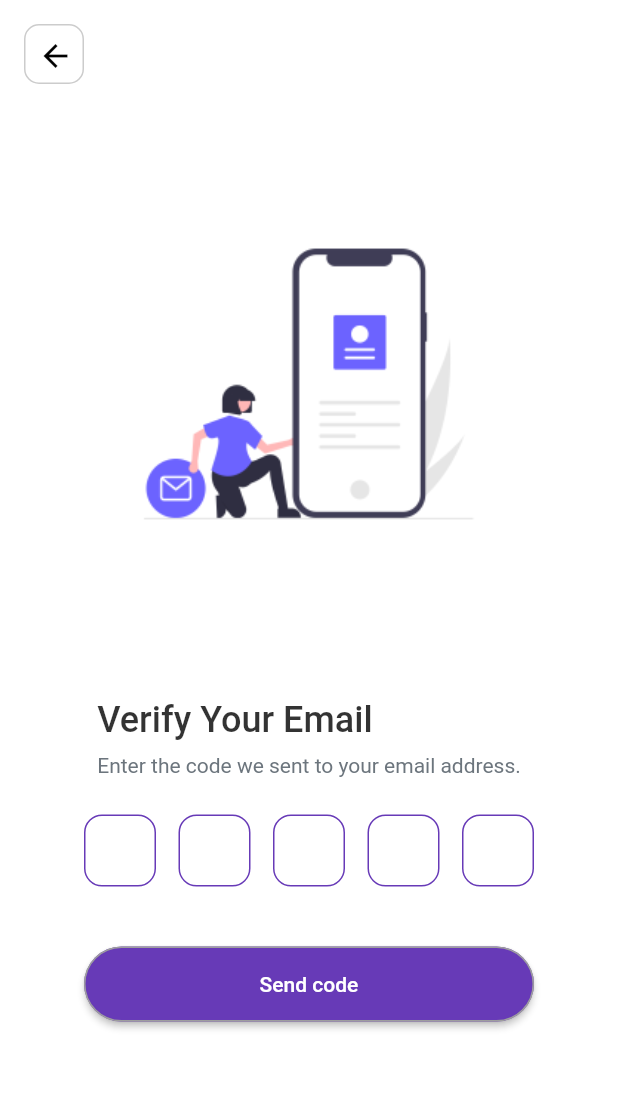
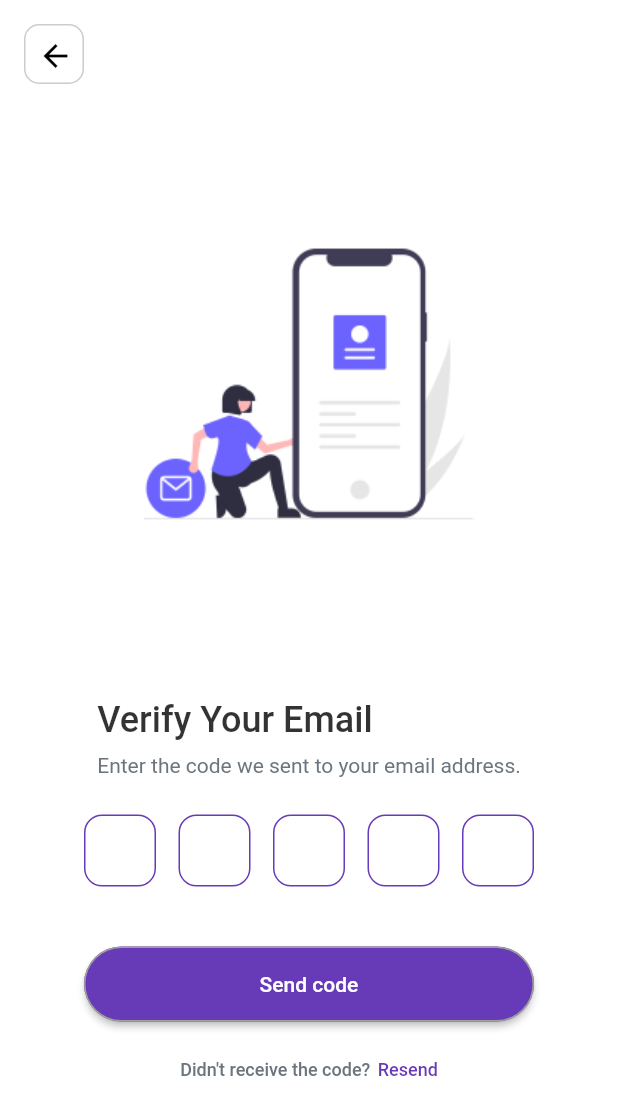
Before and after one commit to ellipseuk/budgetbuddy-frontend, a Flutter app: the SendCodeScreen screen opened by its route, on a phone screen of 412 x 824 dp. Shown: the top 1115 px of the screen. Run offline on Flutter 3.47's test engine with Material 3 defaults, Android fonts, the phone set to English and light mode, and no system bars; our stand-ins replace flutter_svg.

Commit message:
Send code basic structure done

```diff
--- /dev/null
+++ b/lib/screens/send_code_screen/widgets/resend.dart
@@ -0,0 +1,36 @@
+import 'package:flutter/material.dart';
+
+class ResendCode extends StatelessWidget {
+  const ResendCode({super.key});
+
+  @override
+  Widget build(BuildContext context) {
+    return Row(
+      mainAxisAlignment: MainAxisAlignment.center,
+      children: [
+        Text(
+          "Didn't receive the code?",
+          style: Theme.of(context).textTheme.bodySmall?.copyWith(
+            fontSize:12,
+            fontWeight: FontWeight.w500,
+          ),
+        ),
+        const SizedBox(width: 5),
+        GestureDetector(
+          onTap: () {
+            // resend logic
+          },
+          child:
+            Text(
+              "Resend",
+              style: Theme.of(context).textTheme.bodySmall?.copyWith(
+                color:Colors.deepPurple,
+                fontSize: 12,
+                fontWeight: FontWeight.w500,
+              )
+            ),
+        ),
+      ],
+    );
+  }
+}
--- a/lib/screens/send_code_screen/widgets/send_code_body.dart
+++ b/lib/screens/send_code_screen/widgets/send_code_body.dart
@@ -1,5 +1,6 @@
 import 'package:budget_buddy/screens/send_code_screen/widgets/code_field.dart';
 import 'package:budget_buddy/screens/send_code_screen/widgets/code_image.dart';
+import 'package:budget_buddy/screens/send_code_screen/widgets/resend.dart';
 import 'package:budget_buddy/screens/send_code_screen/widgets/verify.dart';
 import 'package:flutter/material.dart';
 
@@ -19,6 +20,9 @@ class SendCodeBody extends StatelessWidget {
             Verify(),
             SizedBox(height: 25),
             CodeField(),
+            SizedBox(height: 25),
+            ResendCode(),
+            SizedBox(height: 10)
           ]
         ),
       )
```
